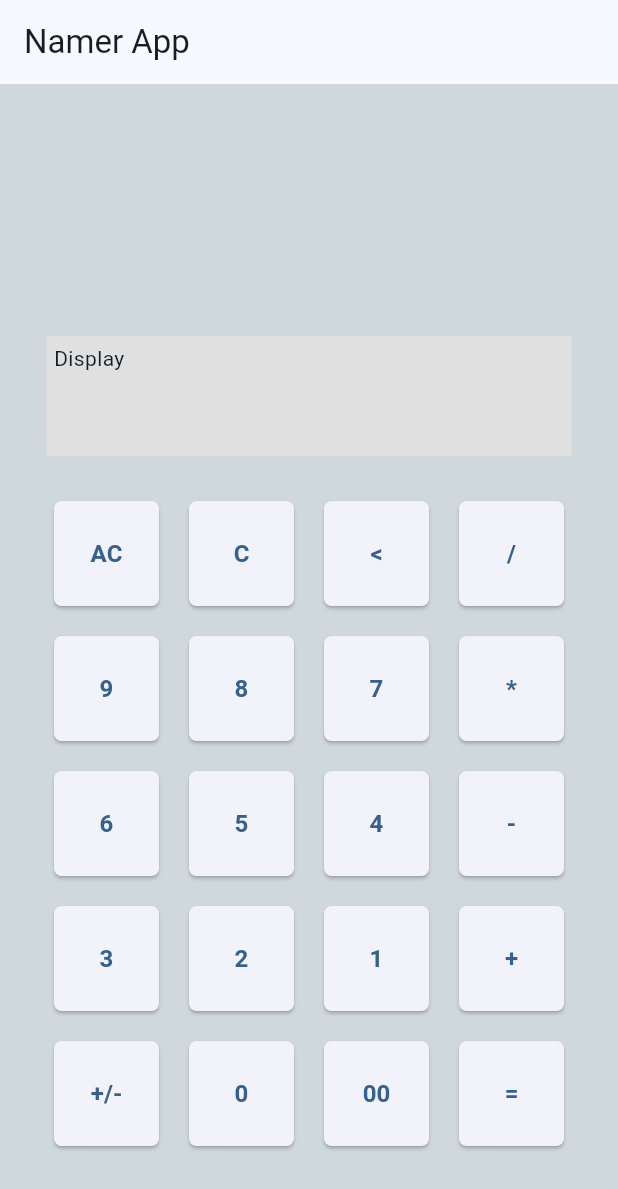
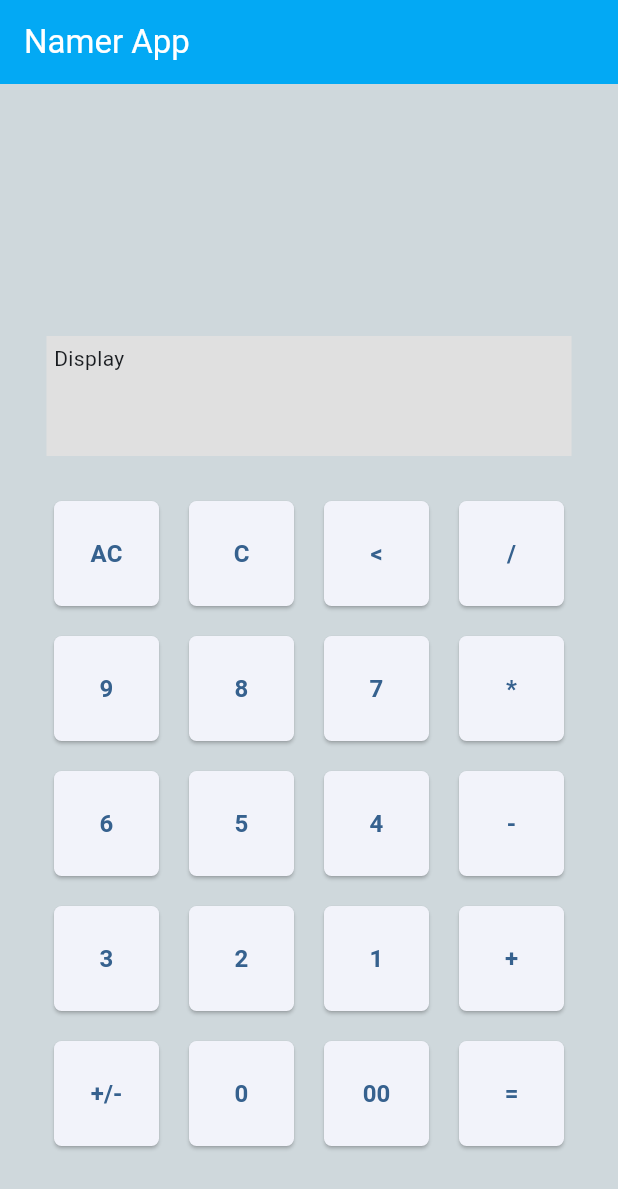
Before and after one commit to bdsumon4u/hello_flutter_world, a Flutter app: the screen it shows after launch, on a phone screen of 412 x 824 dp. Shown: the top 1189 px of the screen. Run offline on Flutter 3.47's test engine with Material 2 defaults, Android fonts, the phone set to English and light mode, and no system bars.

Commit message:
Update: AppBar Color

```diff
--- a/lib/MyHomePage.dart
+++ b/lib/MyHomePage.dart
@@ -13,7 +13,11 @@ class _MyHomePageState extends State<MyHomePage> {
   @override
   Widget build(BuildContext context) {
     return Scaffold(
-      appBar: AppBar(title: const Text('Namer App')),
+      appBar: AppBar(
+        title: const Text('Namer App'),
+        backgroundColor: Colors.lightBlue,
+        foregroundColor: Colors.white,
+      ),
       body: Container(
         color: Colors.blueGrey[100],
         child: Column(
```
